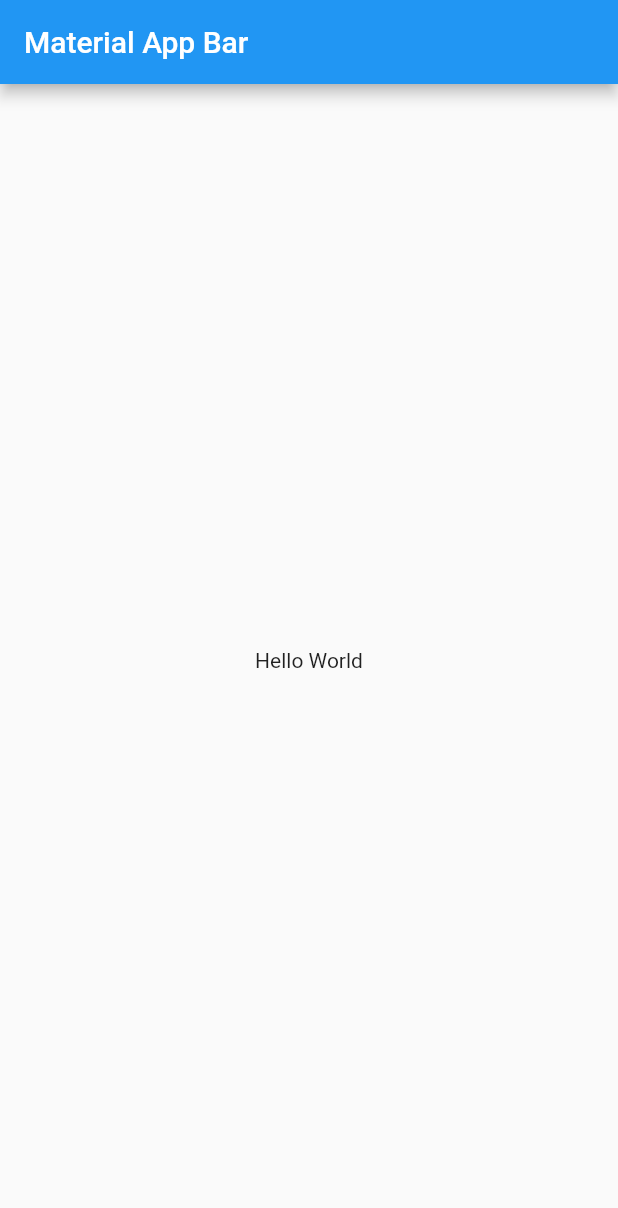
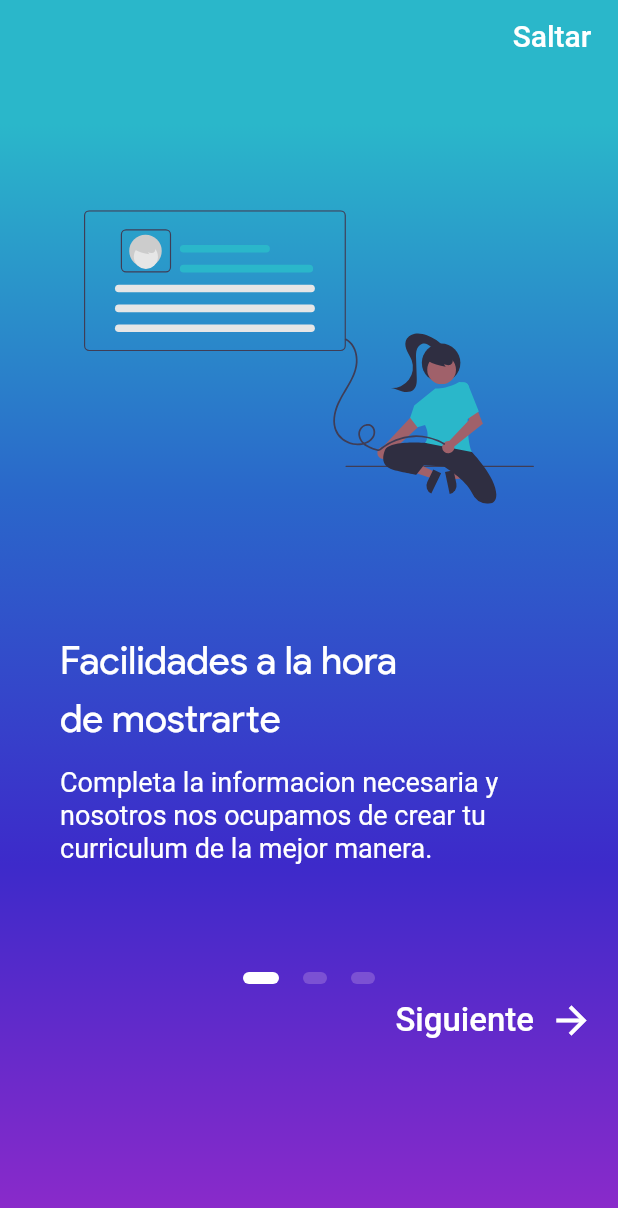
Before and after one commit to SantiagoGonzalezFernandez/fark, a Flutter app: the screen it shows after launch, on a phone screen of 412 x 824 dp. Shown: the top 1208 px of the screen. Run offline on Flutter 3.47's test engine with Material 2 defaults, Android fonts, the phone set to English and light mode, and no system bars; our stand-ins replace flutter_svg.

Commit message:
Termino el Onboarding Page

```diff
--- a/lib/main.dart
+++ b/lib/main.dart
@@ -1,4 +1,8 @@
+//Imports that are not mine
 import 'package:flutter/material.dart';
+
+//Imports that are mine
+import 'package:fark/src/pages/onboarding/onboarding_page.dart';
 
 void main() => runApp(MyApp());
 
@@ -6,16 +10,10 @@ class MyApp extends StatelessWidget {
   @override
   Widget build(BuildContext context) {
     return MaterialApp(
+      debugShowCheckedModeBanner: false,
       title: 'Material App',
       home: Scaffold(
-        appBar: AppBar(
-          title: Text('Material App Bar'),
-        ),
-        body: Center(
-          child: Container(
-            child: Text('Hello World'),
-          ),
-        ),
+        body: OnboardingPage()
       ),
     );
   }
--- /dev/null
+++ b/lib/src/pages/onboarding/onboarding_page.dart
@@ -0,0 +1,272 @@
+//Imports that are not mine
+import 'package:flutter/material.dart';
+import 'package:flutter/services.dart';
+import 'package:flutter_svg/svg.dart';
+
+//Imports that are mine
+import 'package:fark/src/utils/background_gradient.dart';
+
+class OnboardingPage extends StatefulWidget {
+  @override
+  _OnboardingPageState createState() => _OnboardingPageState();
+}
+
+class _OnboardingPageState extends State<OnboardingPage> {
+
+  final int _numPages = 3;
+  int _currentPage = 0;
+  final PageController _pageController = PageController(initialPage: 0);
+
+  List<Widget> _buildPageIndicator(){
+    List<Widget> list = [];
+    for(int i = 0; i < _numPages; i++){
+      list.add(i == _currentPage ? _indicator(true) : _indicator(false));
+    }
+    return list;
+  }
+
+  Widget _indicator(bool isActive){
+    return AnimatedContainer(
+      duration: Duration(milliseconds: 150),
+      margin: EdgeInsets.symmetric(horizontal: 8.0),
+      height: 8.0,
+      width: isActive ? 24.0 : 16.0,
+      decoration: BoxDecoration(
+        color: isActive ? Colors.white : Color(0xff7B51D3),
+        borderRadius: BorderRadius.all(Radius.circular(12.0))
+      ),
+    );
+  }
+
+  @override
+  Widget build(BuildContext context) {
+    return Scaffold(
+      body: AnnotatedRegion<SystemUiOverlayStyle>(
+        value: SystemUiOverlayStyle.light,
+        child: Container(
+          decoration: BoxDecoration(
+            gradient: generateBackgroundGradient()
+          ),
+          child: Column(
+            crossAxisAlignment: CrossAxisAlignment.stretch,
+            children: [
+              ButtonSkip(text: 'Saltar'),
+              Container(
+                height: 600.0,
+                child: PageView(
+                  physics: ClampingScrollPhysics(),
+                  controller: _pageController,
+                  onPageChanged: (int page){
+                    setState(() {
+                      _currentPage = page;
+                    });
+                  },
+                  children: [
+                    OnBoardingImageTextSubText(
+                      svgAssetImage: 'assets/image/onboarding/onboardingOne.svg',
+                      title: 'Facilidades a la hora\nde mostrarte',
+                      subTitle: 'Completa la informacion necesaria y nosotros nos ocupamos de crear tu curriculum de la mejor manera.',
+                    ),
+                    OnBoardingImageTextSubText(
+                      svgAssetImage: 'assets/image/onboarding/onboardingTwo.svg',
+                      title: 'Chats privados que abren puertas',
+                      subTitle: 'Chats privados con reclutadores y tambien con las personas de tu rubro para conseguir trabajo.',
+                    ),
+                    OnBoardingImageTextSubText(
+                      svgAssetImage: 'assets/image/onboarding/onboardingThree.svg',
+                      title: 'Selecciona entre muchas propuestas',
+                      subTitle: 'Muchas oportunidades a solo un click.\nAnimate a creer en vos.',
+                    ),
+                  ],
+                ),
+              ),
+              Row(
+                mainAxisAlignment: MainAxisAlignment.center,
+                children: _buildPageIndicator(),
+              ),
+              _currentPage != _numPages - 1
+              ? BottomButtonsPages(
+                pageController: _pageController,
+              ) : Text('')
+            ],
+          ),
+        ),
+      ),
+      bottomSheet: _currentPage == _numPages - 1
+      ? ButtonComenzar(
+        text: 'Comenzar',
+      )
+      : Text('')
+    );
+  }
+}
+
+class ButtonComenzar extends StatelessWidget {
+
+  final String text;
+
+  const ButtonComenzar({
+    @required this.text
+  });
+
+  @override
+  Widget build(BuildContext context) {
+    return Container(
+      height: 100.0,
+      width: double.infinity,
+      color: Colors.white,
+      child: GestureDetector(
+        onTap: () => print('Navegar al login'),
+        child: Center(
+          child: Padding(
+            padding: EdgeInsets.only(bottom: 30.0),
+            child: Text(
+              text,
+              style: TextStyle(
+                color: Color(0xff5B16D0),
+                fontSize: 20.0,
+                fontWeight: FontWeight.bold
+              ),
+            ),
+          )
+        ),
+      ),
+    );
+  }
+}
+
+class ButtonSkip extends StatelessWidget {
+
+  final String text;
+
+  ButtonSkip({
+    @required this.text
+  });
+
+  @override
+  Widget build(BuildContext context) {
+    return SafeArea(
+      child: Container(
+        alignment: Alignment.centerRight,
+        child: FlatButton(
+          onPressed: () => print('Navegar Al Login'),
+          child: Text(
+            text,
+            style: TextStyle(
+              color: Colors.white,
+              fontSize: 20.0
+            ),
+          ),
+        ),
+      ),
+    );
+  }
+}
+
+class OnBoardingImageTextSubText extends StatelessWidget {
+
+  final String svgAssetImage;
+  final String title;
+  final String subTitle;
+
+  OnBoardingImageTextSubText({
+    @required this.svgAssetImage,
+    @required this.title,
+    @required this.subTitle,
+  });
+
+  @override
+  Widget build(BuildContext context) {
+    return Padding(
+      padding: EdgeInsets.all(40.0),
+      child: Column(
+        crossAxisAlignment: CrossAxisAlignment.start,
+        children: [
+          Center(
+            child: SvgPicture.asset(
+              svgAssetImage,
+              height: 300.0,
+              width: 300.0,
+            ),
+          ),
+          SizedBox(
+            height: 30.0,
+          ),
+          Text(
+            title,
+            style: titleStyle,
+          ),
+          SizedBox(
+            height: 15.0,
+          ),
+          Text(
+            subTitle,
+            style: subtitleStyle,
+          )
+        ],
+      ),
+    );
+  }
+
+  final titleStyle = TextStyle(
+    color: Colors.white,
+    fontFamily: 'ProductSans',
+    fontSize: 26.0,
+    height: 1.5,
+  );
+
+  final subtitleStyle = TextStyle(
+    color: Colors.white,
+    fontSize: 18.0,
+    height: 1.2,
+  );
+}
+
+class BottomButtonsPages extends StatelessWidget {
+
+  const BottomButtonsPages({
+    @required PageController pageController,
+  }) : _pageController = pageController;
+
+  final PageController _pageController;
+
+  @override
+  Widget build(BuildContext context) {
+    return SafeArea(
+      child: Expanded(
+        child: Align(
+          alignment: FractionalOffset.bottomRight,
+          child: FlatButton(
+            onPressed: (){
+              _pageController.nextPage(
+                duration: Duration(milliseconds: 500),
+                curve: Curves.ease
+              );
+            },
+            child: Row(
+              mainAxisAlignment: MainAxisAlignment.center,
+              mainAxisSize: MainAxisSize.min,
+              children: [
+                Text(
+                  'Siguiente',
+                  style: TextStyle(
+                    color: Colors.white,
+                    fontSize: 22.0
+                  ),
+                ),
+                SizedBox(
+                  width: 10.0,
+                ),
+                Icon(
+                  Icons.arrow_forward,
+                  color: Colors.white,
+                  size: 30.0,
+                )
+              ],
+            ),
+          ),
+        ),
+      ),
+    );
+  }
+}
--- /dev/null
+++ b/lib/src/utils/background_gradient.dart
@@ -0,0 +1,23 @@
+//Imports that are not mine
+import 'package:flutter/material.dart';
+
+//Imports that are mine
+
+LinearGradient generateBackgroundGradient() {
+  return LinearGradient(
+    begin: Alignment.topCenter,
+    end: Alignment.bottomCenter,
+    stops: [
+      0.1,
+      0.4,
+      0.7,
+      0.99
+    ],
+    colors: [
+      Color(0xff2AB7CA),
+      Color(0xff2A67CA),
+      Color(0xff3D2ACA),
+      Color(0xff8D2ACA),
+    ]
+  );
+}
```
Also changed, not shown: pubspec.yaml (+8 -47 lines), assets/font/Product_Sans_Regular.ttf (added), assets/image/onboarding/onboardingOne.svg (added), assets/image/onboarding/onboardingThree.svg (added), assets/image/onboarding/onboardingTwo.svg (added), pubspec.lock.
